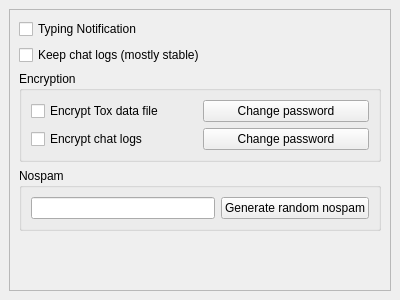
The window that src/widget/form/settings/privacysettings.ui (bkmeneguello/qTox) describes before a commit, drawn with Qt 5.
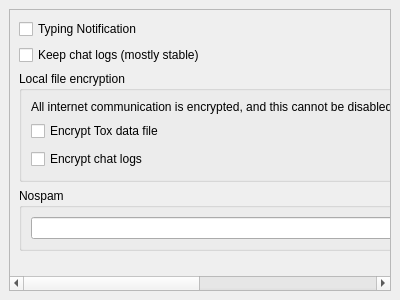
The same window after the commit.

Patch:
```diff
--- a/src/widget/form/settings/privacysettings.ui
+++ b/src/widget/form/settings/privacysettings.ui
@@ -64,9 +64,16 @@
           <bool>true</bool>
          </property>
          <property name="title">
-          <string>Encryption</string>
+          <string>Local file encryption</string>
          </property>
          <layout class="QVBoxLayout" name="verticalLayout_2">
+          <item>
+           <widget class="QLabel" name="encryptStatement">
+            <property name="text">
+             <string>All internet communication is encrypted, and this cannot be disabled. However, you may optionally password protect your local Tox files.</string>
+            </property>
+           </widget>
+          </item>
           <item>
            <layout class="QHBoxLayout" name="encryptToxHLayout">
             <item>
```
